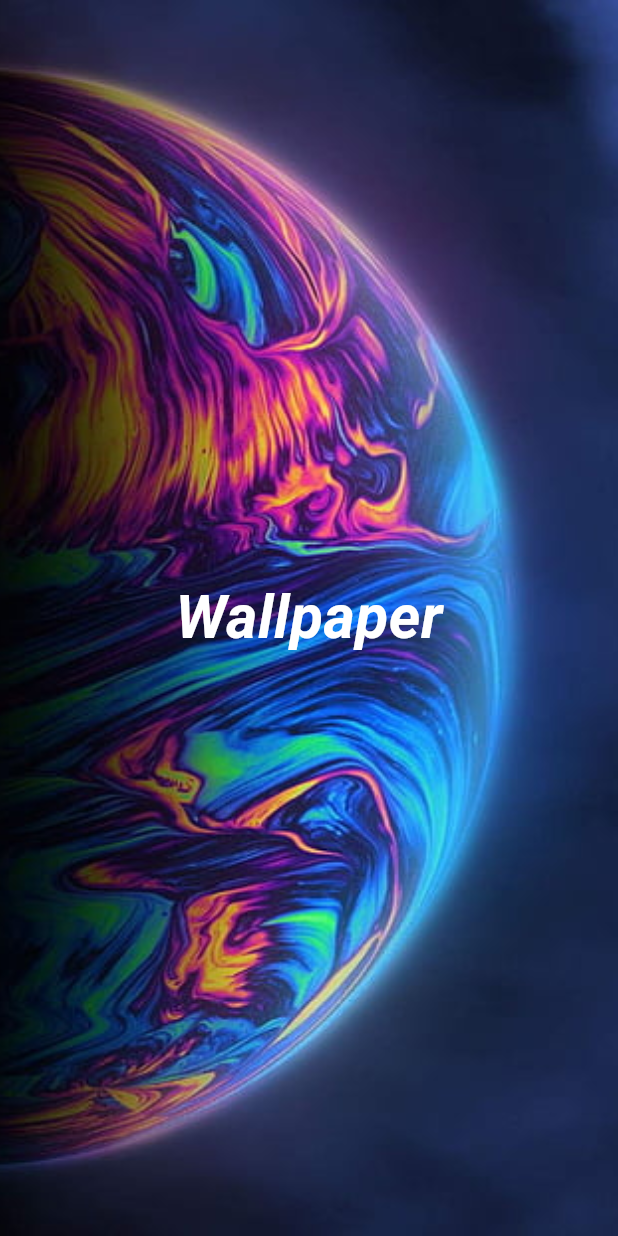
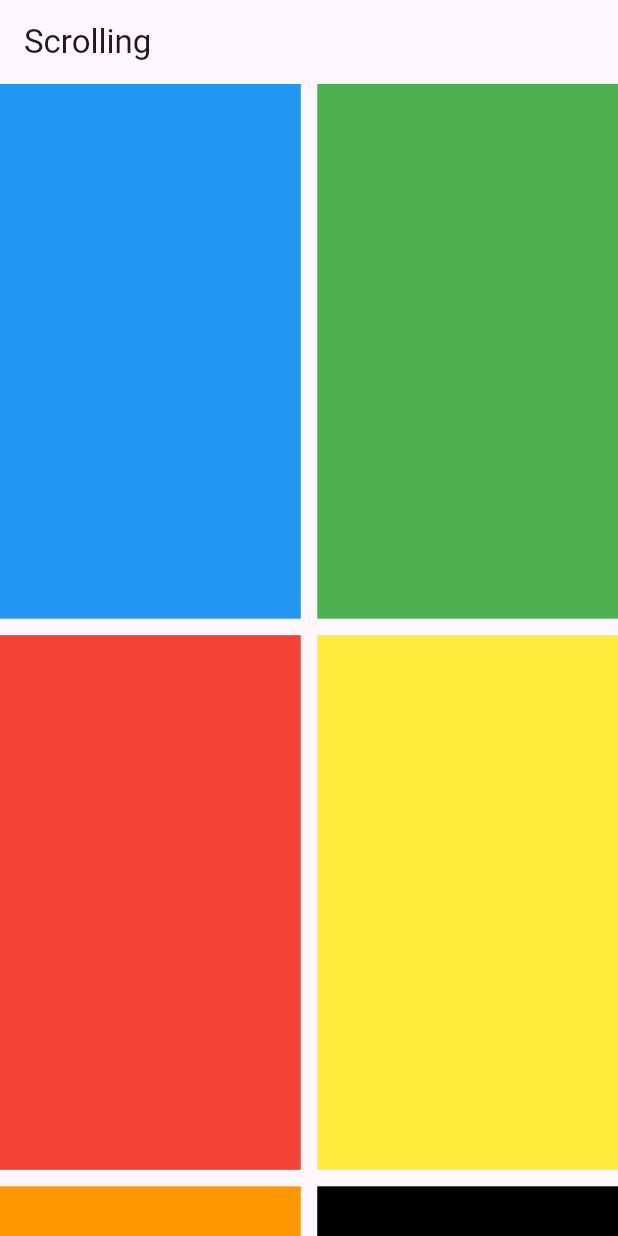
Before and after one commit to pallavipatil1998/Wallpaper_APP, a Flutter app: the first screen one second after launch, on a phone screen of 412 x 824 dp. Run offline on Flutter 3.47's test engine with Material 3 defaults, Android fonts, the phone set to English and light mode, and no system bars; our stand-ins replace flutter_bloc, gallery_saver; missing offline and left inert: wallpaper.

Commit message:
Scroll Controller Added

```diff
--- a/lib/main.dart
+++ b/lib/main.dart
@@ -2,6 +2,7 @@ import 'package:flutter/material.dart';
 import 'package:flutter_bloc/flutter_bloc.dart';
 import 'package:wallpaper_app/All%20Bloc/Search%20Bloc/wall_search_bloc.dart';
 import 'package:wallpaper_app/api/api_helper.dart';
+import 'package:wallpaper_app/screens/scrolling_licener_controller_page.dart';
 import 'package:wallpaper_app/screens/splash_screen.dart';
 import 'package:wallpaper_app/screens/wallpaper_home.dart';
 
@@ -27,7 +28,8 @@ class MyApp extends StatelessWidget {
         colorScheme: ColorScheme.fromSeed(seedColor: Colors.deepPurple),
         useMaterial3: true,
       ),
-      home: SplashScreen()
+      home: ScrollingLicenerControllerPage()
+      // SplashScreen()
     );
   }
 }
--- /dev/null
+++ b/lib/screens/scrolling_licener_controller_page.dart
@@ -0,0 +1,76 @@
+
+import 'dart:math';
+
+import 'package:flutter/material.dart';
+
+class ScrollingLicenerControllerPage extends StatefulWidget {
+  const ScrollingLicenerControllerPage({super.key});
+
+  @override
+  State<ScrollingLicenerControllerPage> createState() => _ScrollingLicenerControllerPageState();
+}
+
+class _ScrollingLicenerControllerPageState extends State<ScrollingLicenerControllerPage> {
+  late ScrollController mController;
+  List<Color> mColor=[
+    Colors.blue,
+    Colors.green,
+    Colors.red,
+    Colors.yellow,
+    Colors.orange,
+    Colors.black,
+    Colors.deepPurple,
+    Colors.pink,
+    Colors.teal,
+    Colors.deepOrange
+
+  ];
+
+
+  @override
+  void initState() {
+    // TODO: implement initState
+    super.initState();
+    mController=ScrollController();
+   mController.addListener((){
+    if(mController.position.pixels==mController.position.maxScrollExtent){
+      print("End of List");
+      for (int i = 0; i < 10; i++) {
+        mColor.add(Colors
+            .primaries[Random().nextInt(Colors.primaries.length - 1)]);
+        setState(() {
+
+        });
+      }
+
+
+    }
+
+  }
+  );
+
+
+  }
+
+  @override
+  Widget build(BuildContext context) {
+    return Scaffold(
+       appBar: AppBar(
+         title: Text("Scrolling"),
+       ),
+
+      body: GridView.builder(
+        controller: mController,
+        itemCount: mColor.length,
+          gridDelegate: SliverGridDelegateWithFixedCrossAxisCount(crossAxisCount: 2,mainAxisSpacing: 11,crossAxisSpacing: 11,childAspectRatio: 9/16),
+          itemBuilder: (_,index){
+          return Container(
+            color: mColor[index],
+          );
+
+          }
+      ),
+
+    );
+  }
+}
```
